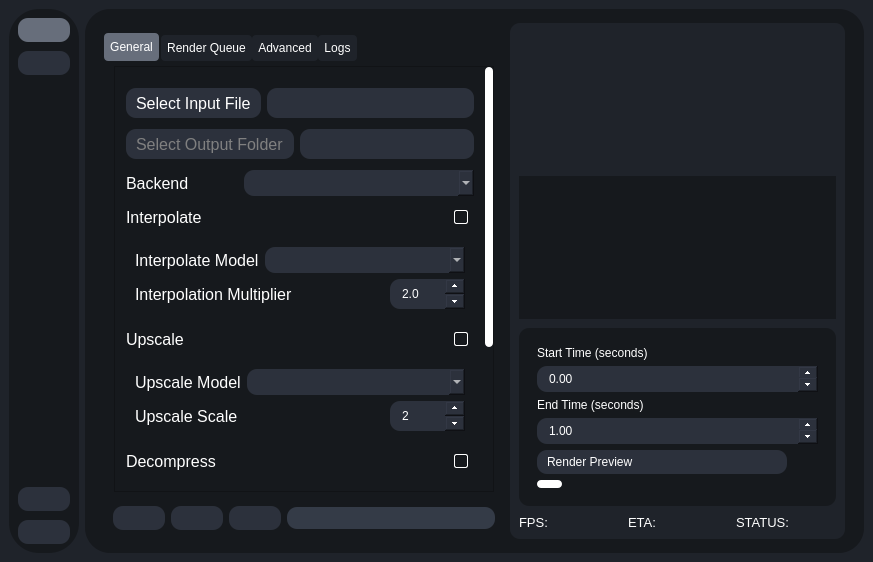
Before: the Qt Designer form testRVEInterface.ui in gokulmc/enhance_crop, drawn with Qt 5.
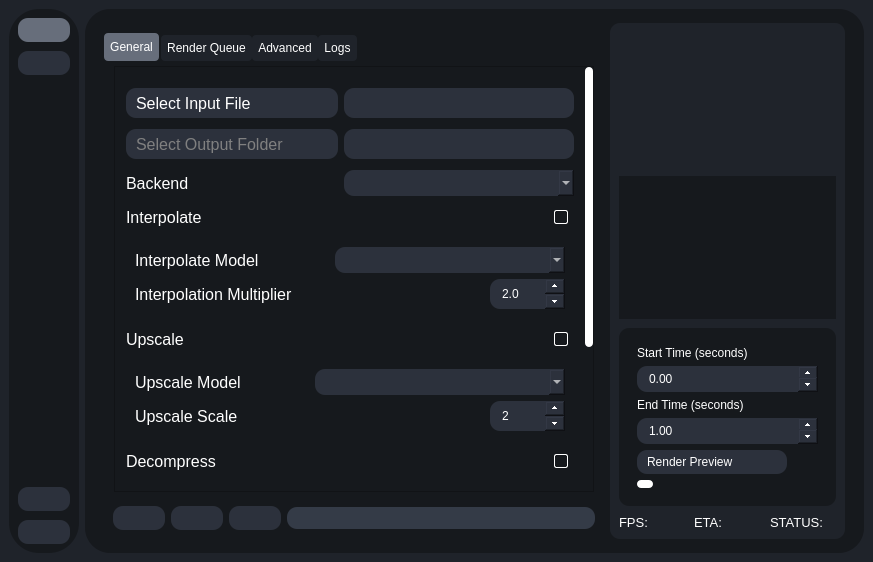
After: the same form once the commit is applied. Icons and pictures are not drawn.

```diff
--- a/testRVEInterface.ui
+++ b/testRVEInterface.ui
@@ -892,7 +892,7 @@
                 </property>
                 <property name="maximumSize">
                  <size>
-                  <width>400</width>
+                  <width>500</width>
                   <height>16777215</height>
                  </size>
                 </property>
```
Left out of the diff: 2 changed lines with no effect on the pictures.
